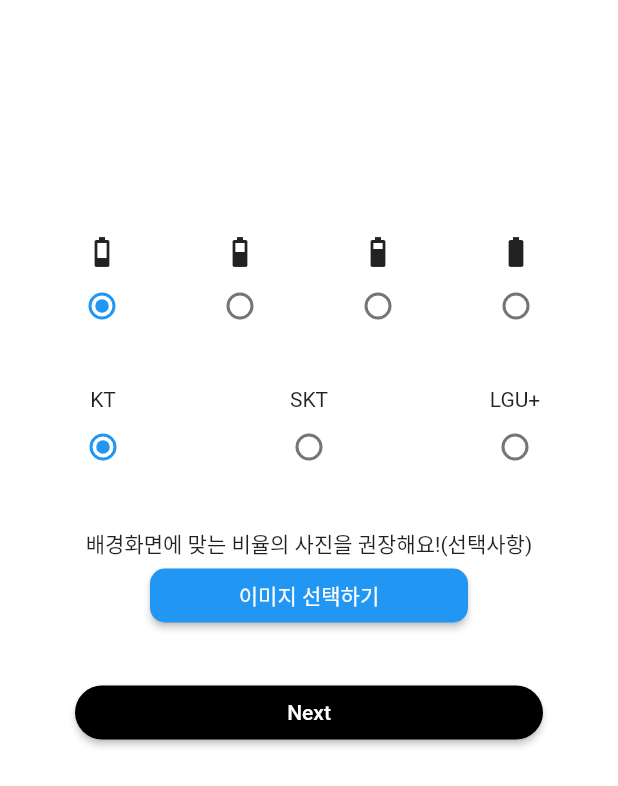
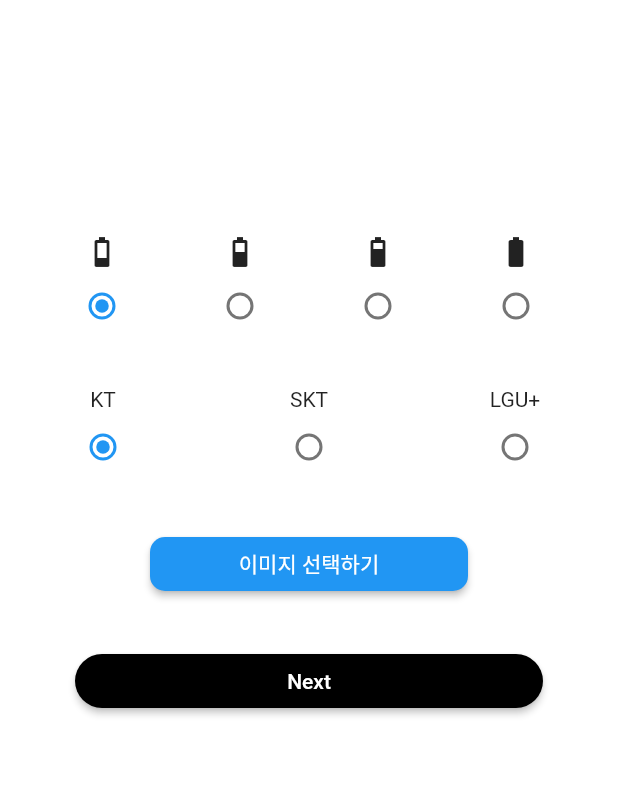
Before and after one commit to Yoochanhong/emptyPhoneProject, a Flutter app: the screen it shows after launch, after a tap on "이미지 선택하기", on a phone screen of 412 x 824 dp. Shown: the top 786 px of the screen. Run offline on Flutter 3.47's test engine with Material 2 defaults, Android fonts, the phone set to English and light mode, and no system bars; our stand-ins replace image_picker, timer_builder.

Commit message:
const 최적화

```diff
--- a/lib/screen/start_setting.dart
+++ b/lib/screen/start_setting.dart
@@ -26,7 +26,7 @@ class _StartSettingScreenState extends State<StartSettingScreen> {
       backgroundColor: Colors.white,
       body: Column(
         children: [
-          SizedBox(height: 100),
+          const SizedBox(height: 100),
           Row(
             mainAxisAlignment: MainAxisAlignment.spaceEvenly,
             children: [
@@ -84,7 +84,7 @@ class _StartSettingScreenState extends State<StartSettingScreen> {
               ),
             ],
           ),
-          SizedBox(height: 30),
+          const SizedBox(height: 30),
           Row(
             mainAxisAlignment: MainAxisAlignment.spaceAround,
             children: [
@@ -93,13 +93,12 @@ class _StartSettingScreenState extends State<StartSettingScreen> {
               companyRadioButton('LGU+'),
             ],
           ),
-          SizedBox(height: 30),
-          Text('배경화면에 맞는 비율의 사진을 권장해요!(선택사항)'),
+          const SizedBox(height: 30),
           SizedBox(
             width: MediaQuery.of(context).size.width - 200,
             child: ElevatedButton(
               style: ElevatedButton.styleFrom(
-                primary: Colors.blue,
+                backgroundColor: Colors.blue,
                 shape: RoundedRectangleBorder(
                   borderRadius: BorderRadius.circular(10),
                 ),
@@ -107,15 +106,15 @@ class _StartSettingScreenState extends State<StartSettingScreen> {
               onPressed: () {
                 getGalleryImage(ImageSource.gallery);
               },
-              child: Text('이미지 선택하기'),
+              child: const Text('이미지 선택하기'),
             ),
           ),
-          SizedBox(height: 30),
+          const SizedBox(height: 30),
           SizedBox(
             width: MediaQuery.of(context).size.width - 100,
             child: ElevatedButton(
               style: ElevatedButton.styleFrom(
-                primary: Colors.black,
+                backgroundColor: Colors.black,
                 shape: RoundedRectangleBorder(
                   borderRadius: BorderRadius.circular(50),
                 ),
@@ -131,7 +130,7 @@ class _StartSettingScreenState extends State<StartSettingScreen> {
                   ),
                 );
               },
-              child: Text('Next'),
+              child: const Text('Next'),
             ),
           ),
         ],
@@ -144,7 +143,6 @@ class _StartSettingScreenState extends State<StartSettingScreen> {
     setState(() {
       image = File(pickedFile!.path);
     });
-    print('-------------------' + image!.path);
   }
 
   Widget companyRadioButton(String text) {
```
